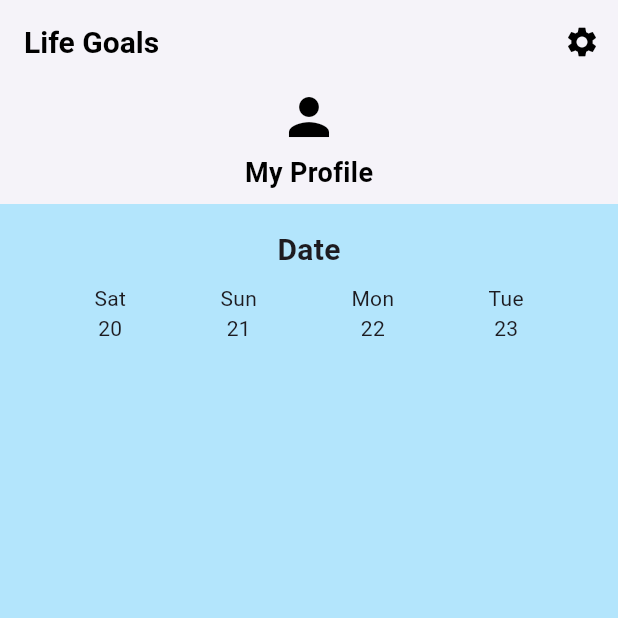
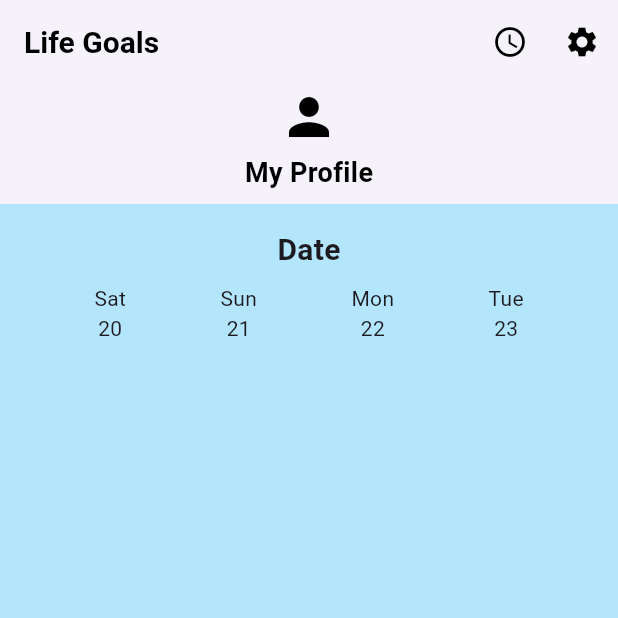
Before and after one commit to Prabhdeep-AI/Mobile-Devices-Project, a Flutter app: the screen it shows after launch, on a phone screen of 412 x 824 dp, the top half of it. Run offline on Flutter 3.47's test engine with Material 3 defaults, Android fonts, the phone set to English and light mode, and no system bars.

Commit message:
reminder added back

```diff
--- a/home_app/lib/home.dart
+++ b/home_app/lib/home.dart
@@ -39,6 +39,10 @@ class LifeGoalsHome extends StatelessWidget {
         centerTitle: false, // keep Life Goals on the left
 
         actions: [
+          IconButton(
+            icon: const Icon(Icons.access_time, color: Colors.black),
+            onPressed: () {},
+          ),
           IconButton(
             icon: const Icon(Icons.settings, color: Colors.black),
             onPressed: () {},
@@ -99,10 +103,7 @@ class LifeGoalsHome extends StatelessWidget {
             TextButton(onPressed: () {}, child: const Text("My Habits")),
             const SizedBox(width: 40), // spacing for FAB
             TextButton(onPressed: () {}, child: const Text("Progress")),
-            IconButton(
-              icon: const Icon(Icons.add_box),
-              onPressed: () {},
-            ),
+            IconButton(icon: const Icon(Icons.add_box), onPressed: () {}),
           ],
         ),
       ),
```
